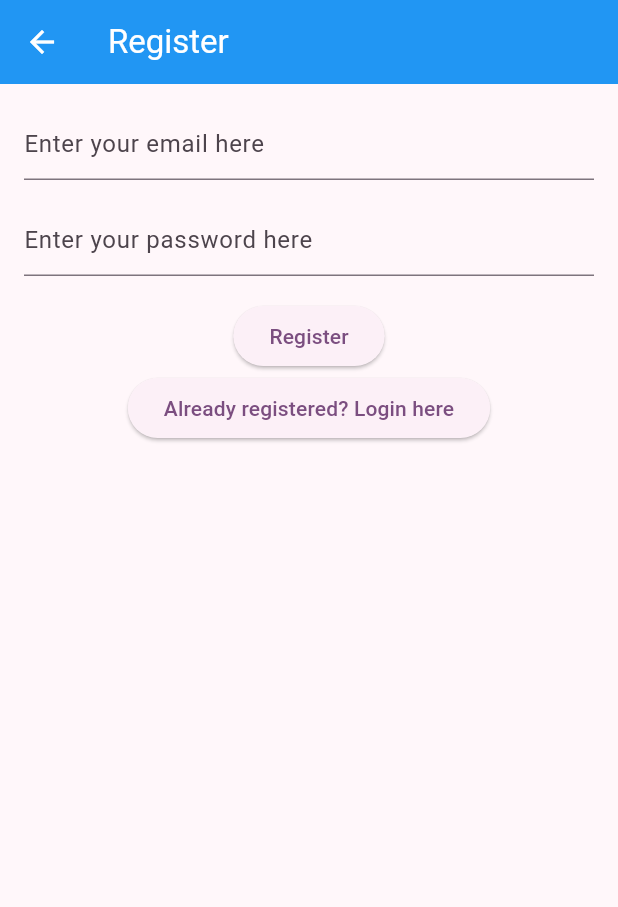
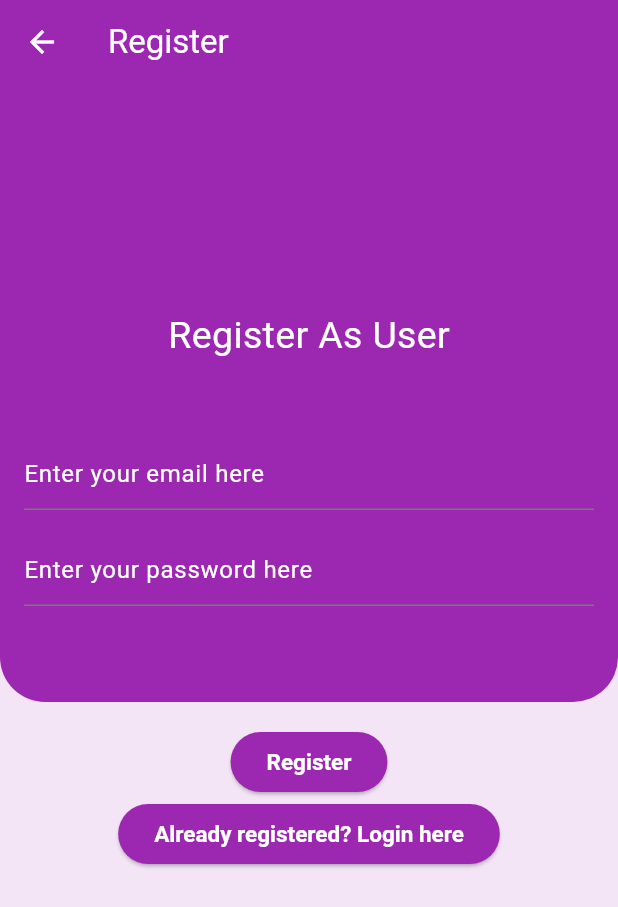
Before and after one commit to AYUSHMAAN1812/Club-Event-Management-App, a Flutter app: the RegisterView screen opened by its route, on a phone screen of 412 x 824 dp. Shown: the top 907 px of the screen. Run offline on Flutter 3.47's test engine with Material 3 defaults, Android fonts, the phone set to English and light mode, and no system bars; our stand-ins replace cloud_firestore, cloud_functions, firebase_auth, firebase_core, firebase_messaging, flutter_local_notifications and 1 more; accounts and stored records are empty.

Commit message:
Edit files

```diff
--- a/lib/views/login_user_view.dart
+++ b/lib/views/login_user_view.dart
@@ -134,7 +134,7 @@ class _LoginUserViewState extends State<LoginUserView> {
                               final user = AuthService.firebase().currentUser;
                               if (user?.isEmailVerified ?? false) {
                                 // user's email is verified
-                                  initializeUserToken(email);
+                                  await initializeUserToken(email);
                                 if (!context.mounted) return;
                                 Navigator.of(context)
                                     .pushNamed(userEventsRoute);
--- a/lib/views/register_user_view.dart
+++ b/lib/views/register_user_view.dart
@@ -36,7 +36,7 @@ class _RegisterViewState extends State<RegisterView> {
     try {
       final token = await MessagingService().getToken();
       if (token != null) {
-        await FirestoreService().setUserToken(email, token,"user");
+        await FirestoreService().setUserToken(email, token, "user");
       }
     } catch (e) {
       if (!mounted) return;
@@ -47,15 +47,33 @@ class _RegisterViewState extends State<RegisterView> {
   @override
   Widget build(BuildContext context) {
     return Scaffold(
+      resizeToAvoidBottomInset: false,
+      backgroundColor: Colors.purple.shade50,
       appBar: AppBar(
         title: const Text('Register'),
-        backgroundColor: Colors.blue,
+        backgroundColor: Colors.purple,
         foregroundColor: Colors.white,
       ),
-      body: Padding(
-        padding: const EdgeInsets.all(16.0),
+      body: Stack(
+        children: [
+          Container(
+            height: MediaQuery.of(context).size.height / 2,
+            decoration: const BoxDecoration(
+                color: Colors.purple,
+                borderRadius: BorderRadius.only(
+                  bottomLeft: Radius.circular(30.0),
+                  bottomRight: Radius.circular(30.0),
+                )),
+          ),
+          Padding(
+            padding: const EdgeInsets.fromLTRB(16.0, 150.0, 16.0, 16.0),
             child: Column(
               children: [
+                const Text(
+                  'Register As User',
+                  style: TextStyle(fontSize: 25.0, color: Colors.white),
+                ),
+                const SizedBox(height: 50.0),
                 TextField(
                   controller: _email,
                   keyboardType: TextInputType.emailAddress,
@@ -63,7 +81,9 @@ class _RegisterViewState extends State<RegisterView> {
                   autocorrect: false,
                   decoration: const InputDecoration(
                     hintText: "Enter your email here",
+                    hintStyle: TextStyle(color: Colors.white),
                   ),
+                  style: const TextStyle(color: Colors.white),
                 ),
                 const SizedBox(height: 16.0),
                 TextField(
@@ -73,10 +93,21 @@ class _RegisterViewState extends State<RegisterView> {
                   autocorrect: false,
                   decoration: const InputDecoration(
                     hintText: "Enter your password here",
+                    hintStyle: TextStyle(color: Colors.white),
                   ),
+                  style: const TextStyle(color: Colors.white),
                 ),
-            const SizedBox(height: 16.0),
+                const SizedBox(height: 80.0),
                 ElevatedButton(
+                  style: ElevatedButton.styleFrom(
+                    textStyle: const TextStyle(
+                      fontSize: 15, // Font size
+                      fontFamily: 'Roboto', // Font family
+                      fontWeight: FontWeight.bold, // Font weight
+                    ),
+                    backgroundColor: Colors.purple,
+                    foregroundColor: Colors.white,
+                  ),
                   onPressed: _isLoading
                       ? null
                       : () async {
@@ -88,7 +119,8 @@ class _RegisterViewState extends State<RegisterView> {
                           final password = _password.text;
 
                           if (email.isEmpty || password.isEmpty) {
-                        showErrorDialog(context, 'Please fill in both fields');
+                            showErrorDialog(
+                                context, 'Please fill in both fields');
                             setState(() {
                               _isLoading = false;
                             });
@@ -135,6 +167,15 @@ class _RegisterViewState extends State<RegisterView> {
                       : const Text('Register'),
                 ),
                 ElevatedButton(
+                  style: ElevatedButton.styleFrom(
+                    textStyle: const TextStyle(
+                      fontSize: 15, // Font size
+                      fontFamily: 'Roboto', // Font family
+                      fontWeight: FontWeight.bold, // Font weight
+                    ),
+                    backgroundColor: Colors.purple,
+                    foregroundColor: Colors.white,
+                  ),
                   onPressed: () {
                     Navigator.of(context).pushNamed(userLoginRoute);
                   },
@@ -143,6 +184,8 @@ class _RegisterViewState extends State<RegisterView> {
               ],
             ),
           ),
+        ],
+      ),
     );
   }
 }
```
Lines whose indentation alone changed are shown as unchanged.
